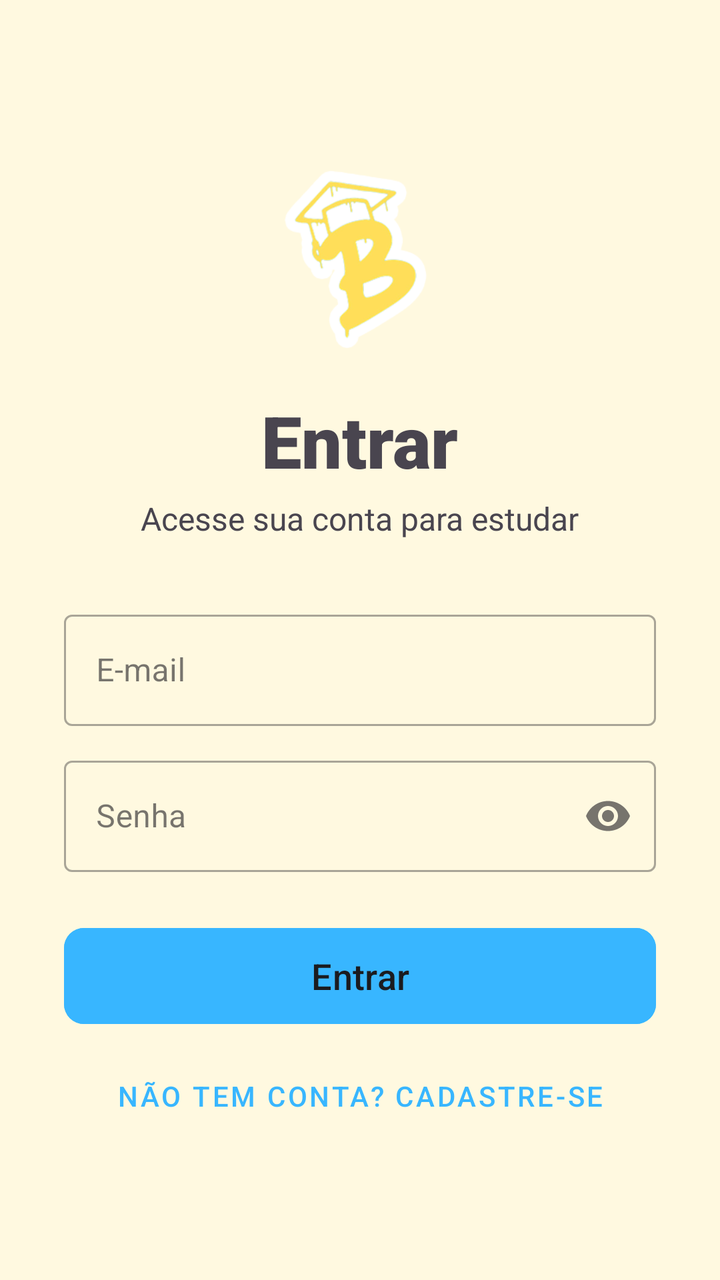
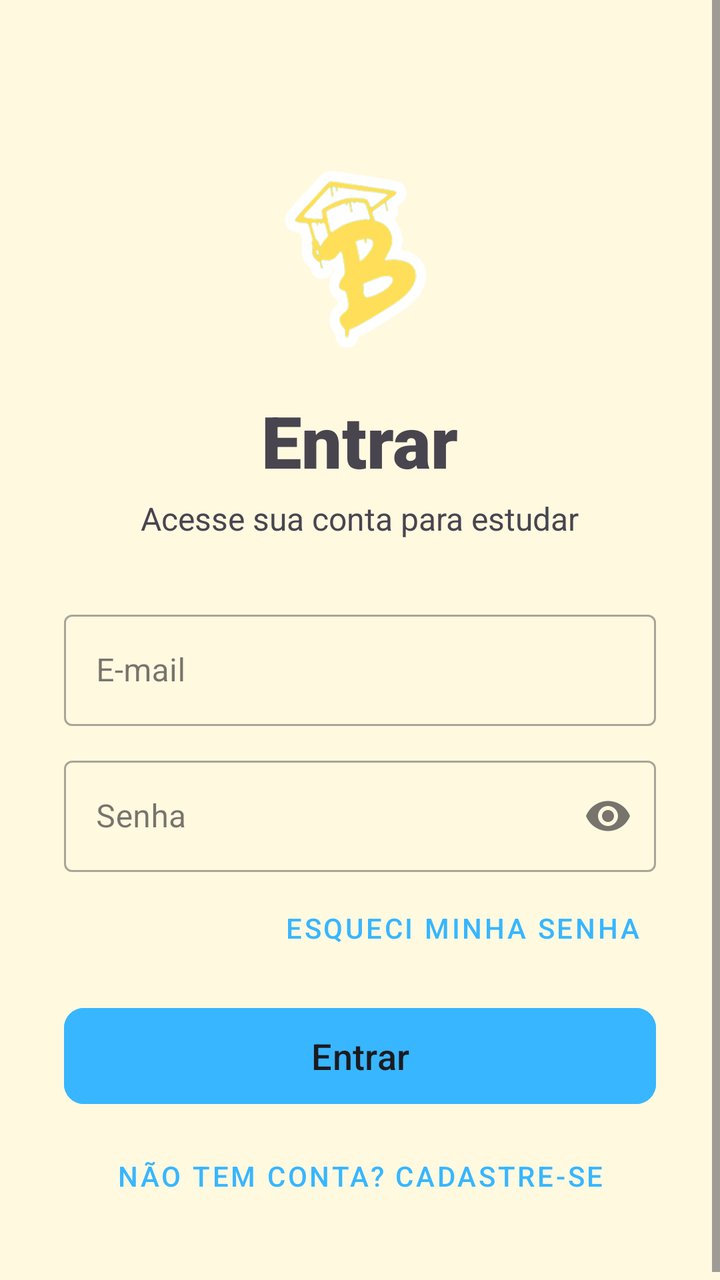

Screens rendered from an Android XML layout before and after an edit, with the pre-edit source and the edit as a unified diff.
<!-- AndroidManifest.xml: application theme Theme.BrainUpPrototipo -->
<!-- res/layout/activity_login.xml -->
<?xml version="1.0" encoding="utf-8"?>
<ScrollView xmlns:android="http://schemas.android.com/apk/res/android"
    xmlns:app="http://schemas.android.com/apk/res-auto"
    android:layout_width="match_parent"
    android:layout_height="match_parent"
    android:background="@color/fundoApp"
    android:fillViewport="true">

    <LinearLayout
        android:layout_width="match_parent"
        android:layout_height="wrap_content"
        android:gravity="center_horizontal"
        android:orientation="vertical"
        android:padding="32dp">

        <ImageView
            android:layout_width="120dp"
            android:layout_height="100dp"
            android:layout_marginTop="48dp"
            android:src="@drawable/logo" />

        <TextView
            android:layout_width="wrap_content"
            android:layout_height="wrap_content"
            android:layout_marginTop="16dp"
            android:fontFamily="sans-serif-black"
            android:text="Entrar"
            android:textSize="36sp" />

        <TextView
            android:layout_width="wrap_content"
            android:layout_height="wrap_content"
            android:layout_marginTop="4dp"
            android:text="Acesse sua conta para estudar"
            android:textSize="16sp" />

        <com.google.android.material.textfield.TextInputLayout
            style="@style/Widget.MaterialComponents.TextInputLayout.OutlinedBox"
            android:layout_width="match_parent"
            android:layout_height="wrap_content"
            android:layout_marginTop="32dp"
            android:hint="E-mail">

            <com.google.android.material.textfield.TextInputEditText
                android:id="@+id/edEmail"
                android:layout_width="match_parent"
                android:layout_height="wrap_content"
                android:inputType="textEmailAddress" />
        </com.google.android.material.textfield.TextInputLayout>

        <com.google.android.material.textfield.TextInputLayout
            style="@style/Widget.MaterialComponents.TextInputLayout.OutlinedBox"
            android:layout_width="match_parent"
            android:layout_height="wrap_content"
            android:layout_marginTop="12dp"
            android:hint="Senha"
            app:endIconMode="password_toggle">

            <com.google.android.material.textfield.TextInputEditText
                android:id="@+id/edSenha"
                android:layout_width="match_parent"
                android:layout_height="wrap_content"
                android:inputType="textPassword" />
        </com.google.android.material.textfield.TextInputLayout>

        <Button
            android:id="@+id/btEntrar"
            android:layout_width="match_parent"
            android:layout_height="56dp"
            android:layout_marginTop="24dp"
            android:backgroundTint="@color/azul_app"
            android:text="Entrar"
            android:textSize="18sp"
            app:cornerRadius="10dp" />

        <Button
            android:id="@+id/btIrCadastro"
            style="@style/Widget.MaterialComponents.Button.TextButton"
            android:layout_width="wrap_content"
            android:layout_height="wrap_content"
            android:layout_marginTop="8dp"
            android:text="Não tem conta? Cadastre-se"
            android:textColor="@color/azul_app" />

    </LinearLayout>
</ScrollView>
<!-- resources referenced by this layout -->
<resources>
  <color name="azul_app">#38B6FF</color>
  <color name="fundoApp">#80fff3c2</color>
  <!-- drawable logo: png bitmap (drawable, 22436 bytes) -->
  <style name="Theme.BrainUpPrototipo" parent="Base.Theme.BrainUpPrototipo" />
  <style name="Base.Theme.BrainUpPrototipo" parent="Theme.Material3.Light.NoActionBar">
          <item name="colorPrimary">@color/azul_app</item>
          <item name="colorOnPrimary">@color/texto_primario</item>
          <item name="android:windowBackground">@color/white</item>
          <item name="android:statusBarColor">@android:color/transparent</item>
          <item name="android:navigationBarColor">@android:color/transparent</item>
      </style>
  <color name="texto_primario">#1B1B1F</color>
  <color name="white">#FFFFFFFF</color>
</resources>

<!-- the commit's change to res/layout/activity_login.xml (unified diff, before → after) -->
@@ -64,10 +64,20 @@
         </com.google.android.material.textfield.TextInputLayout>
 
         <Button
+            android:id="@+id/btEsqueciSenha"
+            style="@style/Widget.MaterialComponents.Button.TextButton"
+            android:layout_width="wrap_content"
+            android:layout_height="wrap_content"
+            android:layout_gravity="end"
+            android:layout_marginTop="4dp"
+            android:text="Esqueci minha senha"
+            android:textColor="@color/azul_app" />
+
+        <Button
             android:id="@+id/btEntrar"
             android:layout_width="match_parent"
             android:layout_height="56dp"
-            android:layout_marginTop="24dp"
+            android:layout_marginTop="12dp"
             android:backgroundTint="@color/azul_app"
             android:text="Entrar"
             android:textSize="18sp"
